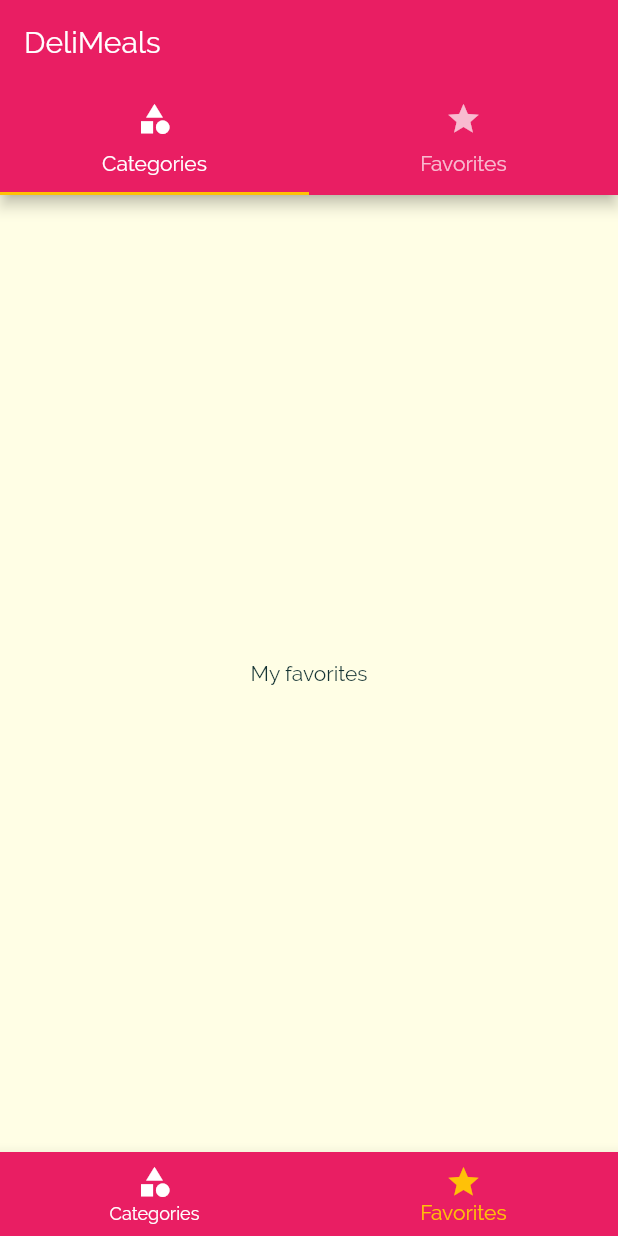
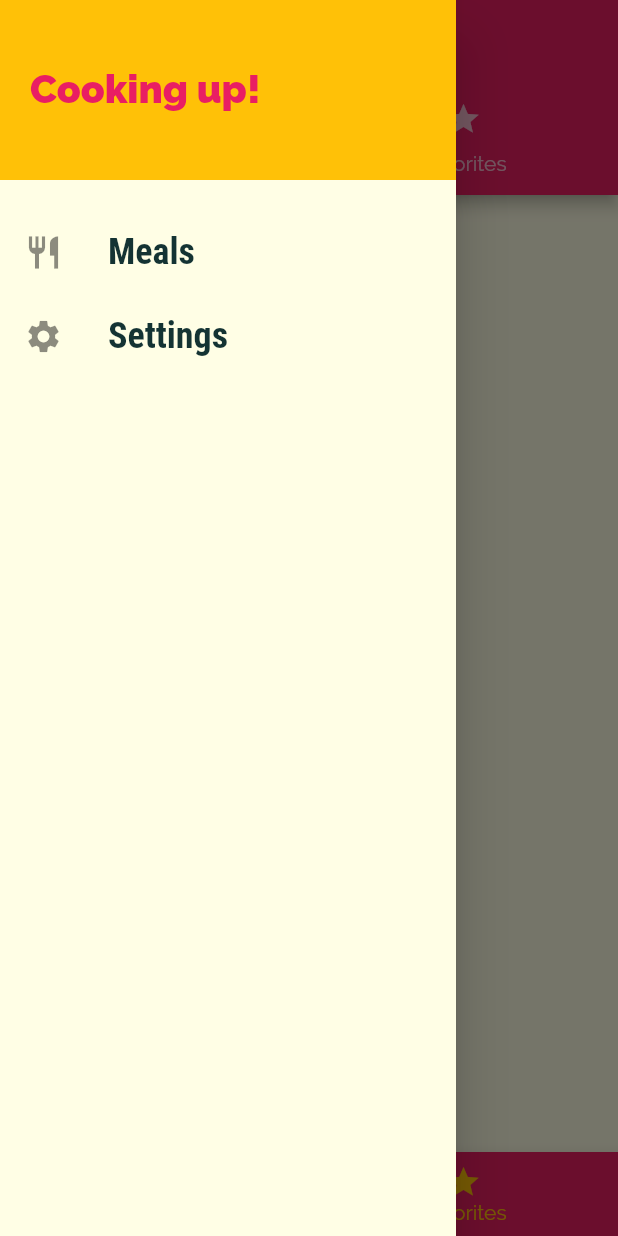
Before and after one commit to innocentTialo/flutter_complete_guide, a Flutter app: the screen it shows after launch, item 2 of the bottom bar chosen, with the side drawer open (before the commit the screen has no drawer), on a phone screen of 412 x 824 dp. Run offline on Flutter 3.47's test engine with Material 2 defaults, Android fonts, the phone set to English and light mode, and no system bars.

Commit message:
we have completed development of delMeal app and then learn a lot about how navigation works in flutter app! we have also learn more about widgets and how they actually work! let's now continue with state management and learn how to avoid to pass data through many layer befor been able to use it!

```diff
--- a/lib/main.dart
+++ b/lib/main.dart
@@ -1,12 +1,59 @@
 import 'package:flutter/material.dart';
-import 'package:flutter_complete_guide/screens/tabs_screen.dart';
+import 'package:flutter_complete_guide/mock/dummy_data.dart';
 
+import './models/meal.dart';
+import './screens/tabs_screen.dart';
 import './screens/meal_detail_sreen.dart';
 import './screens/category_meals_screen.dart';
+import './screens/settings_screen.dart';
 
 void main() => runApp(MyApp());
 
-class MyApp extends StatelessWidget {
+class MyApp extends StatefulWidget {
+  @override
+  _MyAppState createState() => _MyAppState();
+}
+
+class _MyAppState extends State<MyApp> {
+  Map<String, bool> filters = {
+    'gluten': false,
+    'vegetarian': false,
+    'vegan': false,
+    'lactose': false,
+  };
+
+  void _setFilters(Map<String, bool> configuredFilters) {
+    setState(() {
+      filters = configuredFilters;
+    });
+  }
+
+  List<Meal> _favoriteMeals = [];
+
+  void toggleFavorite(String mealId) {
+    final existingIndex = _favoriteMeals.indexWhere(
+      (meal) => meal.id == mealId,
+    );
+
+    if (existingIndex >= 0) {
+      setState(() {
+        _favoriteMeals.removeAt(existingIndex);
+      });
+    } else {
+      setState(() {
+        _favoriteMeals.add(
+          DUMMY_MEALS.firstWhere(
+            (meal) => meal.id == mealId,
+          ),
+        );
+      });
+    }
+  }
+
+  bool isMealFavorite(String mealId){
+    return _favoriteMeals.any((meal) => meal.id == mealId);
+  }
+
   @override
   Widget build(BuildContext context) {
     return MaterialApp(
@@ -27,13 +74,16 @@ class MyApp extends StatelessWidget {
                 fontSize: 18,
                 fontFamily: 'RobotoCondensed',
                 fontWeight: FontWeight.bold,
-          )
-        )
+              ))),
+      //home: TabsScreen(),
+      routes: {
+        '/': (context) => TabsScreen(_favoriteMeals),
+        CategoryMealsScreen.routeName: (context) => CategoryMealsScreen(
+              filters: filters,
             ),
-      home: TabsScreen(),
-      routes: {
-        CategoryMealsScreen.routeName: (context) => CategoryMealsScreen(),
-        MealDetailScreen.routeName: (context) => MealDetailScreen(),
+        MealDetailScreen.routeName: (context) => MealDetailScreen(toggleFavorite, isMealFavorite),
+        SettingsScreen.routeName: (context) =>
+            SettingsScreen(filters: filters, setFiltersHandler: _setFilters),
       },
     );
   }
--- a/lib/screens/category_meals_screen.dart
+++ b/lib/screens/category_meals_screen.dart
@@ -1,17 +1,39 @@
 import 'package:flutter/material.dart';
 
+import '../models/meal.dart';
 import '../widgets/meal_item.dart';
 import '../mock/dummy_data.dart';
 import '../models/category.dart';
 
 class CategoryMealsScreen extends StatelessWidget {
   static String routeName = '/category-meals';
+  final Map<String, bool> filters;
+
+  const CategoryMealsScreen({this.filters});
+
   @override
   Widget build(BuildContext context) {
     final routeArgs =
         ModalRoute.of(context).settings.arguments as Map<String, Category>;
     final category = routeArgs['category'];
     final categoryMeals = getMealsByCategoryId(category.id);
+
+    List<Meal> mealsMatchingFilters = categoryMeals.where((meal) {
+      if (filters['gluten'] && !meal.isGlutenFree) {
+        return false;
+      }
+      if (filters['vegetarian'] && !meal.isVegetarian) {
+        return false;
+      }
+      if (filters['vegan'] && !meal.isVegan) {
+        return false;
+      }
+      if (filters['lactose'] && !meal.isLactoseFree) {
+        return false;
+      }
+      return true;
+    }).toList();
+
     return Scaffold(
       appBar: AppBar(
         title: Text(category.title),
@@ -19,10 +41,10 @@ class CategoryMealsScreen extends StatelessWidget {
       body: Center(
         child: ListView.builder(
           itemBuilder: (context, index) {
-            var meal = categoryMeals[index];
+            var meal = mealsMatchingFilters[index];
             return MealItem(meal: meal);
           },
-          itemCount: categoryMeals.length,
+          itemCount: mealsMatchingFilters.length,
         ),
       ),
     );
--- a/lib/screens/favorite_screen.dart
+++ b/lib/screens/favorite_screen.dart
@@ -1,10 +1,25 @@
 import 'package:flutter/material.dart';
 
+import '../widgets/meal_item.dart';
+import '../models/meal.dart';
+
 class FavoriteScreen extends StatelessWidget {
+  final List<Meal> favoriteMeals;
+
+  FavoriteScreen(this.favoriteMeals);
+
   @override
   Widget build(BuildContext context) {
     return Center(
-      child: Text('My favorites'),
+      child: favoriteMeals.isEmpty
+          ? Text('You have not favorite meal yet!')
+          : ListView.builder(
+              itemBuilder: (context, index) {
+                var meal = favoriteMeals[index];
+                return MealItem(meal: meal);
+              },
+              itemCount: favoriteMeals.length,
+            ),
     );
   }
 }
--- a/lib/screens/tabs_screen.dart
+++ b/lib/screens/tabs_screen.dart
@@ -1,18 +1,21 @@
 import 'package:flutter/material.dart';
+import 'package:flutter_complete_guide/models/meal.dart';
+import 'package:flutter_complete_guide/widgets/main_drawer.dart';
 
 import './categories_screen.dart';
 import './favorite_screen.dart';
 
 class TabsScreen extends StatefulWidget {
+  final List<Meal> favoriteMeals;
+
+  const TabsScreen(this.favoriteMeals);
+
   @override
   _TabsScreenState createState() => _TabsScreenState();
 }
 
 class _TabsScreenState extends State<TabsScreen> {
-  var _pages = [
-    CategoriesScreen(),
-    FavoriteScreen(),
-  ];
+  List<Map<String, Object>> _pages;
   var _selectedIndex = 0;
 
   void onSelectTab(int index) {
@@ -22,12 +25,22 @@ class _TabsScreenState extends State<TabsScreen> {
   }
 
   @override
+  void initState() {
+    _pages = [
+      {'screen': CategoriesScreen(), 'title': 'Categories'},
+      {'screen': FavoriteScreen(widget.favoriteMeals), 'title': 'Favorites'},
+    ];
+    super.initState();
+  }
+
+  @override
   Widget build(BuildContext context) {
     return DefaultTabController(
       length: 2,
       child: Scaffold(
+        drawer: MainDrawer(),
         appBar: AppBar(
-          title: Text('DeliMeals'),
+          title: Text(_pages[_selectedIndex]['title']),
           bottom: TabBar(
             tabs: [
               Tab(
@@ -42,7 +55,8 @@ class _TabsScreenState extends State<TabsScreen> {
           ),
         ),
         //body: TabBarView(children: _pages), // triggered by tab bar
-        body: _pages[_selectedIndex], // triggered by bottom navigation bar
+        body: _pages[_selectedIndex]
+            ['screen'], // triggered by bottom navigation bar
         bottomNavigationBar: BottomNavigationBar(
           onTap: onSelectTab,
           backgroundColor: Theme.of(context).primaryColor,
@@ -52,12 +66,14 @@ class _TabsScreenState extends State<TabsScreen> {
           //type: BottomNavigationBarType.shifting,
           items: [
             BottomNavigationBarItem(
-              backgroundColor: Theme.of(context).primaryColor, // in the case of shifting bottom navigation bar we need to explicitly give de background color of the navigation bar items
+              backgroundColor: Theme.of(context)
+                  .primaryColor, // in the case of shifting bottom navigation bar we need to explicitly give de background color of the navigation bar items
               icon: Icon(Icons.category),
               title: Text('Categories'),
             ),
             BottomNavigationBarItem(
-              backgroundColor: Theme.of(context).primaryColor, // in the case of shifting bottom navigation bar we need to explicitly give de background color of the navigation bar items
+              backgroundColor: Theme.of(context)
+                  .primaryColor, // in the case of shifting bottom navigation bar we need to explicitly give de background color of the navigation bar items
               icon: Icon(Icons.star),
               title: Text('Favorites'),
             ),
--- /dev/null
+++ b/lib/widgets/main_drawer.dart
@@ -0,0 +1,56 @@
+import 'package:flutter/material.dart';
+
+import '../screens/settings_screen.dart';
+
+class MainDrawer extends StatelessWidget {
+  @override
+  Widget build(BuildContext context) {
+    return Drawer(
+        child: Column(
+      children: <Widget>[
+        Container(
+          height: 120,
+          width: double.infinity,
+          padding: const EdgeInsets.all(20),
+          alignment: Alignment.centerLeft,
+          color: Theme.of(context).accentColor,
+          child: Text(
+            'Cooking up!',
+            style: TextStyle(
+              fontWeight: FontWeight.w900,
+              fontSize: 26,
+              color: Theme.of(context).primaryColor,
+            ),
+          ),
+        ),
+        SizedBox(
+          height: 20,
+        ),
+        buildListTile('Meals', Icons.restaurant, (){
+          Navigator.of(context).pushReplacementNamed('/');
+        }),
+        buildListTile('Settings', Icons.settings, (){
+          Navigator.of(context).pushReplacementNamed(SettingsScreen.routeName);
+        }),
+      ],
+    ));
+  }
+
+  ListTile buildListTile(String title, IconData iconData, Function handler) {
+    return ListTile(
+        leading: Icon(
+          iconData,
+          size: 26,
+        ),
+        title: Text(
+          title,
+          style: TextStyle(
+            fontFamily: 'RobotoCondensed',
+            fontSize: 24,
+            fontWeight: FontWeight.bold,
+          ),
+        ),
+        onTap: handler,
+      );
+  }
+}
```
Also changed, not shown: lib/screens/categories_screen.dart (+6 -5 lines), lib/screens/meal_detail_sreen.dart (+11 -1 lines), lib/screens/settings_screen.dart (added, +104 -0 lines), lib/widgets/category_item.dart (+6 -4 lines). Lines whose indentation alone changed are shown as unchanged.
